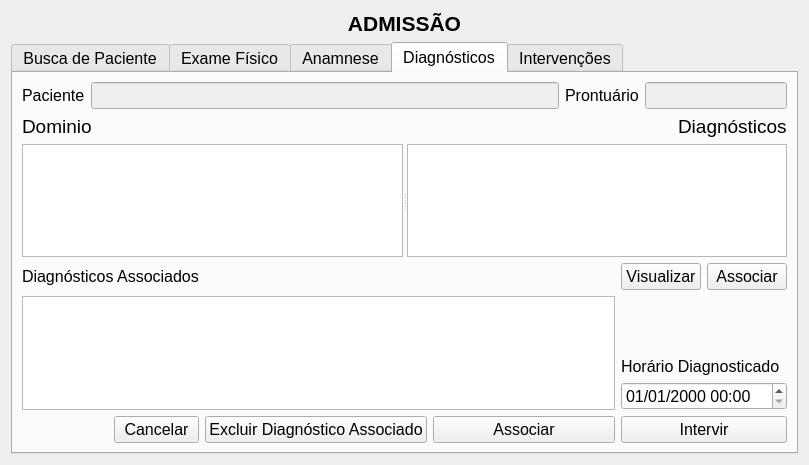
This is GUI/intake.ui in LCapanelli/RP3 as Qt 5 draws it before an edit. The edited form follows.
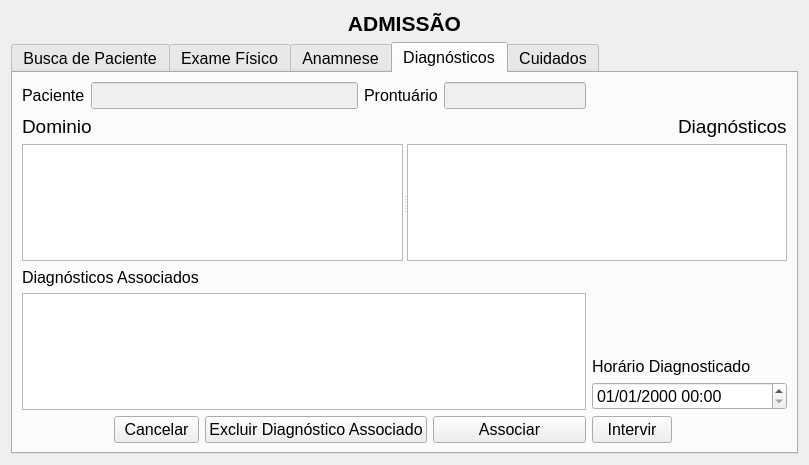
This is the edited form. The open tabs and pages were chosen to show the change.

Diff of the .ui file:
```diff
--- a/GUI/intake.ui
+++ b/GUI/intake.ui
@@ -421,8 +421,8 @@
       <attribute name="title">
        <string>Diagnósticos</string>
       </attribute>
-      <layout class="QGridLayout" name="gridLayout_4">
-       <item row="0" column="0" colspan="5">
+      <layout class="QGridLayout" name="gridLayout_3">
+       <item row="0" column="0" colspan="3">
         <layout class="QHBoxLayout" name="horizontalLayout_102">
          <item>
           <widget class="QLabel" name="label_pacienteDiag_2">
@@ -519,7 +519,7 @@
          <property name="orientation">
           <enum>Qt::Horizontal</enum>
          </property>
-         <widget class="QListView" name="listView_dominio_2"/>
+         <widget class="QListWidget" name="lw_domDiag"/>
          <widget class="QListWidget" name="lw_IntakeDiag"/>
         </widget>
        </item>
@@ -546,23 +546,8 @@
          </property>
         </spacer>
        </item>
-       <item row="3" column="3" colspan="2">
-        <layout class="QHBoxLayout" name="horizontalLayout_101">
-         <item>
-          <widget class="QPushButton" name="pushButton_visualizarDiag_2">
-           <property name="text">
-            <string>Visualizar</string>
-           </property>
-          </widget>
-         </item>
-         <item>
-          <widget class="QPushButton" name="pb_ASSDIAG">
-           <property name="text">
-            <string>Associar</string>
-           </property>
-          </widget>
-         </item>
-        </layout>
+       <item row="4" column="0" colspan="3">
+        <widget class="QListWidget" name="lw_diaAssociated"/>
        </item>
        <item row="4" column="3" colspan="2">
         <layout class="QVBoxLayout" name="verticalLayout_13">
@@ -613,10 +598,7 @@
          </item>
         </layout>
        </item>
-       <item row="4" column="0" colspan="3">
-        <widget class="QListWidget" name="lw_diaAssociated"/>
-       </item>
-       <item row="5" column="3" colspan="2">
+       <item row="5" column="3">
         <widget class="QPushButton" name="pb_InterventionOK">
          <property name="text">
           <string>Intervir</string>
@@ -634,7 +616,7 @@
      </widget>
      <widget class="QWidget" name="cuidadosP_2">
       <attribute name="title">
-       <string>Intervenções</string>
+       <string>Cuidados</string>
       </attribute>
       <layout class="QGridLayout" name="gridLayout_2">
        <item row="0" column="0" colspan="2">
```
Left out of the diff: 60 changed lines with no effect on the pictures.
